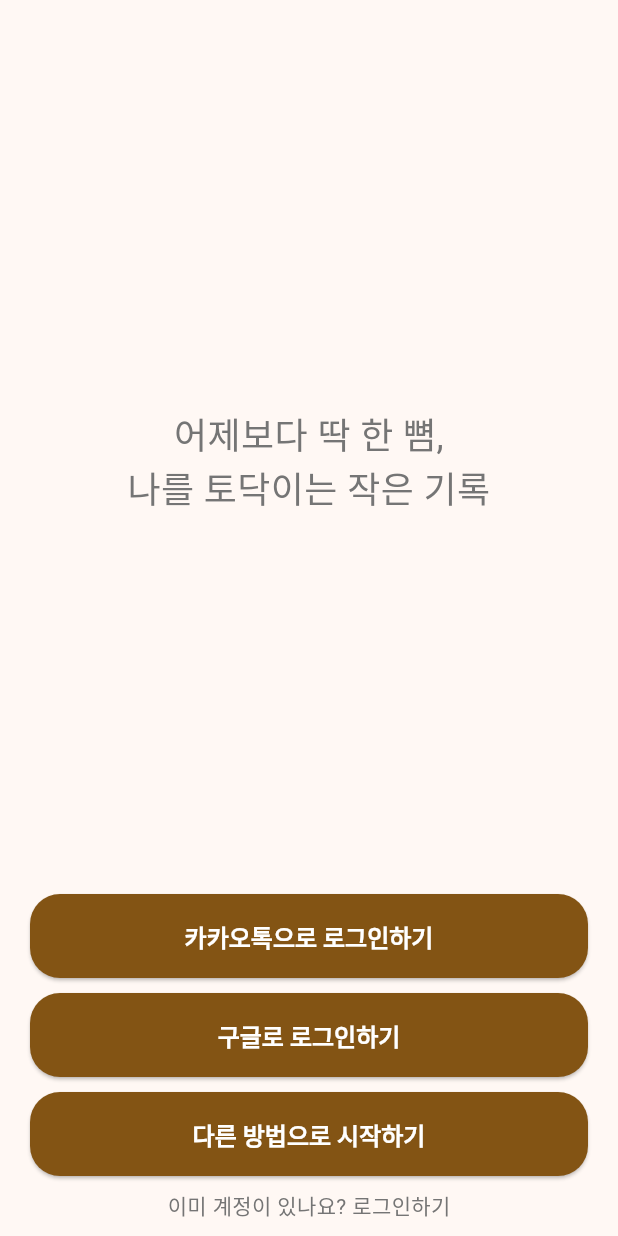
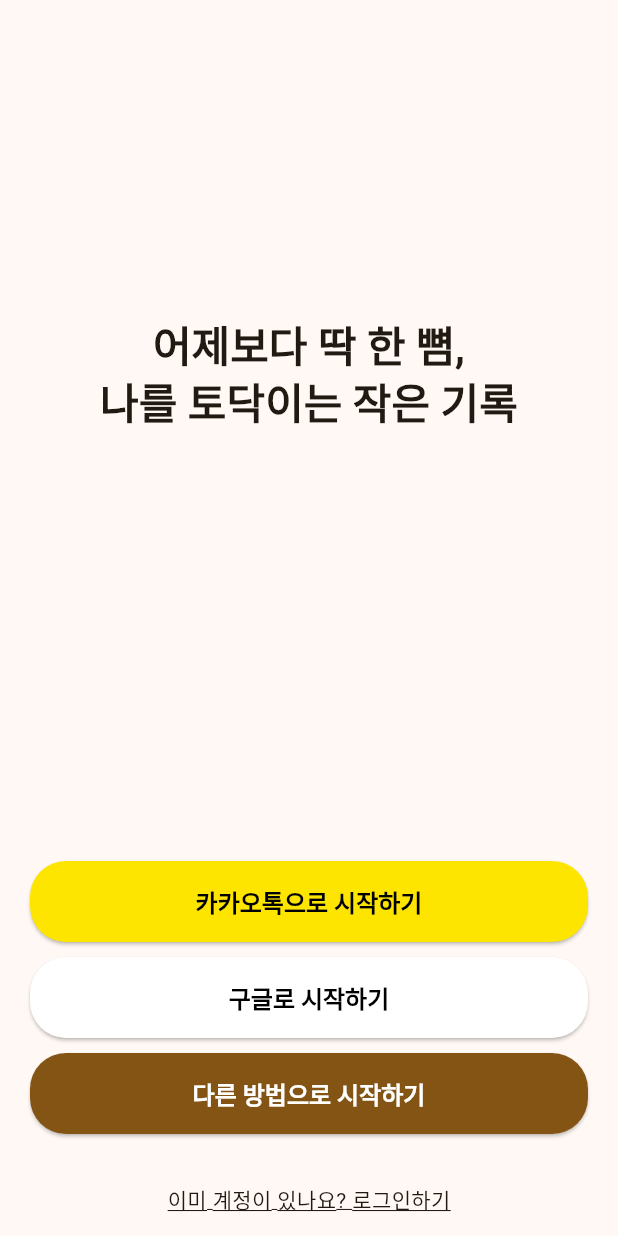
Before and after one commit to joohyelim1208/bread-road, a Flutter app: the LoginPage screen opened directly, on a phone screen of 412 x 824 dp. Run offline on Flutter 3.47's test engine with Material 3 defaults, Android fonts, the phone set to English and light mode, and no system bars; Roboto replaces fonts that are missing (Pretendard).

Commit message:
feat: UI구현 및 로직 수정 중

```diff
--- a/lib/ui/pages/login/login_page.dart
+++ b/lib/ui/pages/login/login_page.dart
@@ -6,7 +6,12 @@
 
   @override
   Widget build(BuildContext context) {
+    final theme = Theme.of(context);
+    final textTheme = theme.textTheme;
+    final colorScheme = theme.colorScheme;
+
     return Scaffold(
+      backgroundColor: colorScheme.surface,
       // 컬럼이 전체 사용할 수 있도록 패딩으로 감싸줌
       body: SafeArea(
         child: SizedBox.expand(
@@ -14,53 +19,60 @@
             padding: const EdgeInsets.symmetric(horizontal: 20),
             child: Column(
               children: [
-                Spacer(),
+                Spacer(flex: 2),
                 // 로고 등 이미지
-                // Image.asset('assets/'),
-                SizedBox(height: 20),
+                // Image.asset('assets/logo.png', width: 100'),
+                const SizedBox(height: 20),
                 Text(
                   '어제보다 딱 한 뼘,\n나를 토닥이는 작은 기록',
                   textAlign: TextAlign.center,
-                  style: TextStyle(
-                    fontSize: 24,
-                    //
+                  style: textTheme.headlineMedium?.copyWith(
+                    fontWeight: FontWeight.bold,
+                    color: colorScheme.onSurface,
                   ),
                 ),
-                Spacer(),
-                ElevatedButton(onPressed: () {}, child: Text('카카오톡으로 로그인하기')),
-                SizedBox(height: 10),
-                ElevatedButton(onPressed: () {}, child: Text('구글로 로그인하기')),
-                SizedBox(height: 10),
-                ElevatedButton(
+                const Spacer(flex: 3),
+                // 로그인 기능은 구현 전
+                _buildLoginButton(
+                  label: '카카오톡으로 시작하기',
+                  onPressed: () {},
+                  backgroundColor: Color(0xFFFEE500),
+                  foregroundColor: Colors.black,
+                ),
+                const SizedBox(height: 10),
+                _buildLoginButton(
+                  label: '구글로 시작하기',
+                  onPressed: () {},
+                  backgroundColor: Colors.white,
+                  foregroundColor: Colors.black,
+                ),
+                const SizedBox(height: 10),
+                _buildLoginButton(
+                  label: '다른 방법으로 시작하기',
                   onPressed: () {
                     Navigator.push(
                       context,
-                      MaterialPageRoute(
-                        builder: (context) {
-                          return JoinPage();
-                        },
-                      ),
+                      MaterialPageRoute(builder: (context) => const JoinPage()),
                     );
                   },
-                  child: Text('다른 방법으로 시작하기'),
+                  backgroundColor: colorScheme.primary,
+                  foregroundColor: colorScheme.onPrimary,
                 ),
-                GestureDetector(
-                  onTap: () {
+                const SizedBox(height: 20),
+                TextButton(
+                  onPressed: () {
                     Navigator.push(
                       context,
-                      MaterialPageRoute(
-                        builder: (context) {
-                          // 로그인 구현 전. 바로 프로필 등록으로 넘어감
-                          return JoinPage();
-                        },
-                      ),
+                      // 일단 조인페이지로
+                      MaterialPageRoute(builder: (context) => const JoinPage()),
                     );
                   },
-                  child: Container(
-                    height: 40,
-                    color: Colors.transparent,
-                    alignment: Alignment.center,
-                    child: Text('이미 계정이 있나요? 로그인하기', style: TextStyle()),
+                  child: Text(
+                    "이미 계정이 있나요? 로그인하기",
+                    style: textTheme.bodyMedium?.copyWith(
+                      decoration: TextDecoration.underline,
+                      color: colorScheme.onSurface,
+                    ),
                   ),
                 ),
               ],
@@ -71,3 +83,29 @@
     );
   }
 }
+
+// 버튼을 만드는 함수 코드 중복방지(추상화)
+Widget _buildLoginButton({
+  required String label,
+  required VoidCallback onPressed,
+  required Color backgroundColor,
+  required Color foregroundColor,
+  bool isBorder = false,
+}) {
+  return SizedBox(
+    width: double.infinity,
+    height: 54,
+    child: ElevatedButton(
+      onPressed: onPressed,
+      style: ElevatedButton.styleFrom(
+        backgroundColor: backgroundColor,
+        foregroundColor: foregroundColor,
+        shape: RoundedRectangleBorder(
+          borderRadius: BorderRadiusGeometry.circular(24),
+          side: isBorder ? BorderSide(color: Colors.grey) : BorderSide.none,
+        ),
+      ),
+      child: Text(label, style: TextStyle(fontWeight: FontWeight.bold)),
+    ),
+  );
+}
```
Also changed, not shown: lib/core/router/app_router.dart (deleted, +0 -44 lines), lib/core/theme/theme_provider.dart (deleted, +0 -33 lines), lib/main.dart (+7 -10 lines), lib/ui/pages/home/home_page.dart (+35 -49 lines), lib/ui/pages/home/home_view_model.dart (deleted, +0 -45 lines), lib/ui/pages/home/widgets/home_screen.dart (added, +69 -0 lines), lib/ui/pages/join/join_page.dart (+99 -111 lines), lib/ui/pages/join/join_view_model.dart (deleted, +0 -69 lines), lib/ui/widgets/nickname_text_form_field.dart (+14 -12 lines), pubspec.yaml (+0 -11 lines), pubspec.lock, 5 other files.
